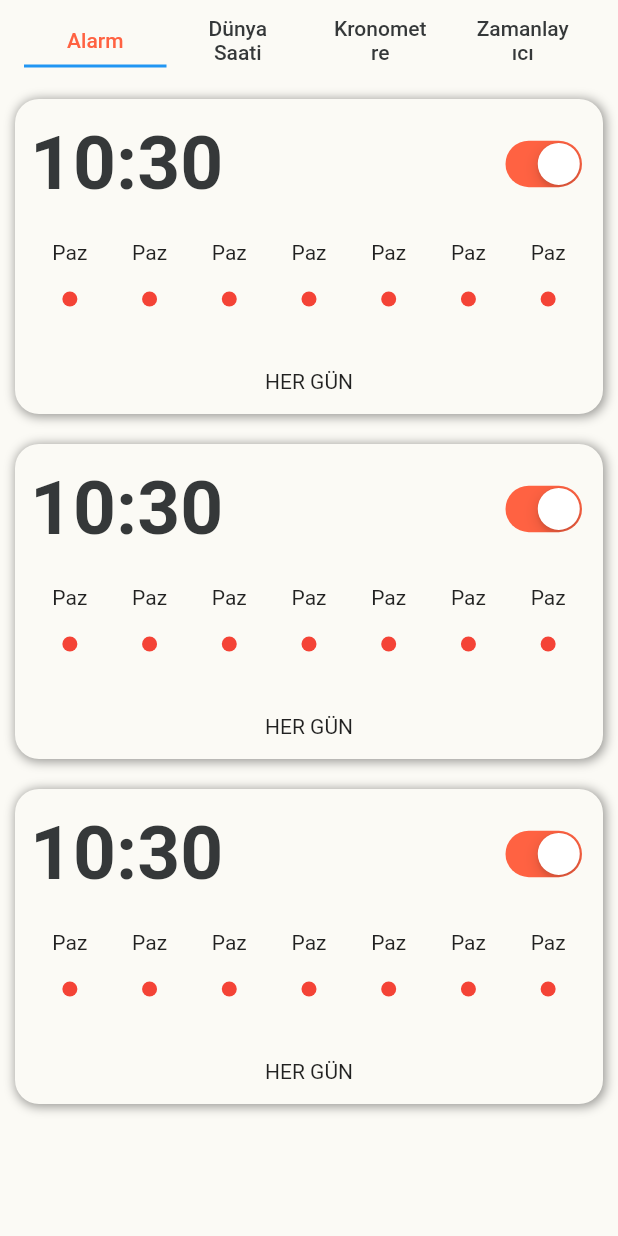
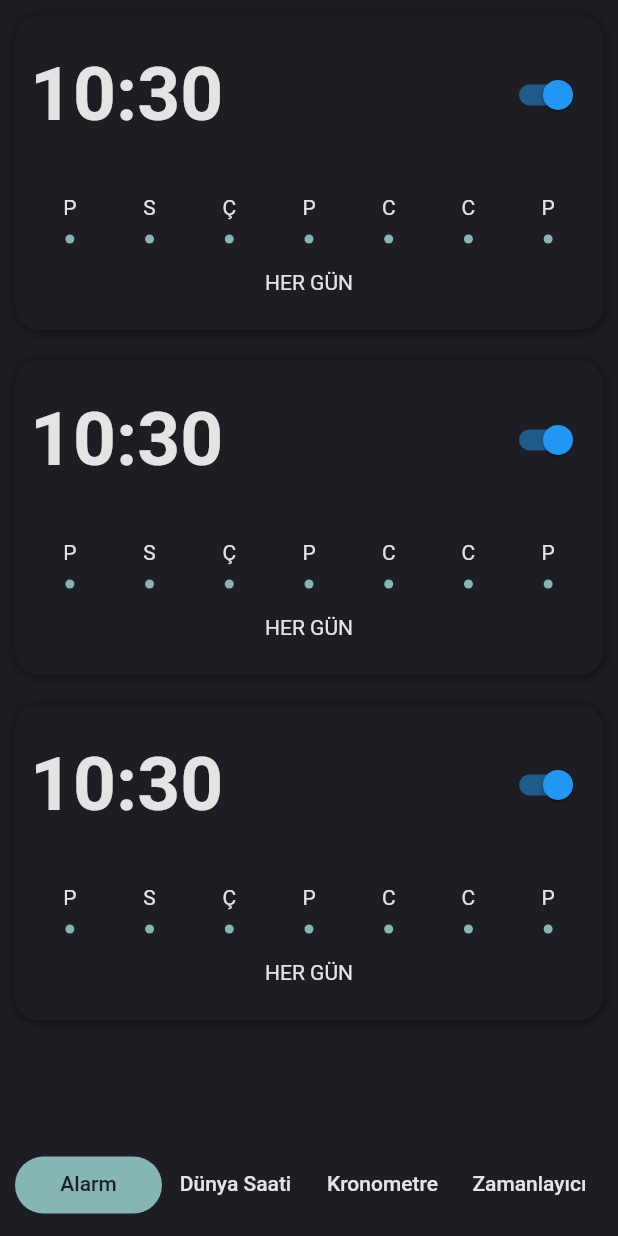
Before and after one commit to AkinBozburun/Clock-App-Flutter, a Flutter app: the screen it shows after launch, on a phone screen of 412 x 824 dp. Run offline on Flutter 3.47's test engine with Material 2 defaults, Android fonts, the phone set to English and light mode, and no system bars.

Commit message:
UI improvements.

```diff
--- a/lib/main.dart
+++ b/lib/main.dart
@@ -7,6 +7,12 @@ import 'package:my_clock_app/pages/world_clock_page.dart';
 import 'package:my_clock_app/styles/app_style.dart';
 void main()
 {
+  SystemChrome.setSystemUIOverlayStyle(
+    SystemUiOverlayStyle(
+      statusBarIconBrightness: Brightness.light,
+      systemNavigationBarColor: AppStyles.darkBackGroundColor
+    ));
+
   runApp(const MyApp());
 }
 
@@ -23,8 +29,7 @@ class MyApp extends StatelessWidget
       debugShowCheckedModeBanner: false,
       theme: ThemeData
       (
-        primarySwatch: Colors.blue,
-        scaffoldBackgroundColor: AppStyles.lightBackGroundColor
+        scaffoldBackgroundColor: AppStyles.darkBackGroundColor
       ),
       home: const Tab(),
     );
@@ -50,65 +55,6 @@ class _TabState extends State<Tab>
       initialIndex: 0,
       child: Scaffold
       (
-        appBar: AppBar
-        (
-          systemOverlayStyle: const SystemUiOverlayStyle
-          (
-            statusBarIconBrightness: Brightness.dark,statusBarColor: Colors.transparent
-          ),
-          backgroundColor: Colors.transparent,
-          elevation: 0,
-          title: TabBar
-          (
-            labelColor: AppStyles().lightRedColor,
-            unselectedLabelColor: AppStyles.darkBackGroundColor,
-            tabs: const
-            [
-              Text('Alarm'),
-              Text('Dünya Saati',textAlign: TextAlign.center),
-              Text('Kronometre',textAlign: TextAlign.center),
-              Text('Zamanlayıcı',textAlign: TextAlign.center),
-            ],
-          ),
-          //title: PreferredSize
-          //(
-          //  preferredSize: Size.fromHeight(AppBar().preferredSize.height),
-          //  child: Container
-          //  (
-          //    height: 60,
-          //    padding: const EdgeInsets.symmetric
-          //    (
-          //      horizontal: 20,
-          //      vertical: 5,
-          //    ),
-          //    child: Container
-          //    (
-          //      decoration: BoxDecoration
-          //      (
-          //        borderRadius: BorderRadius.circular(20),
-          //        color: Colors.grey.shade300,
-          //      ),
-          //      child: TabBar
-          //      (
-          //        labelColor: AppStyles.lightBackGroundColor,
-          //        unselectedLabelColor: AppStyles.darkBackGroundColor,
-          //        indicator: BoxDecoration
-          //        (
-          //          borderRadius: BorderRadius.circular(20),
-          //          color: AppStyles().lightRedColor,
-          //        ),
-          //        tabs: const
-          //        [
-          //          Text('Alarm'),
-          //          Text('Dünya Saati'),
-          //          Text('Kronometre'),
-          //          Text('Zamanlayıcı'),
-          //        ],
-          //      ),
-          //    ),
-          //  ),
-          //),
-        ),
         body: const TabBarView
         (
           children:
@@ -119,6 +65,33 @@ class _TabState extends State<Tab>
             TimerPage(),
           ],
         ),
+        bottomNavigationBar: Container
+        (
+          padding: const EdgeInsets.symmetric(horizontal: 10),
+          margin: const EdgeInsets.only(bottom: 15),
+          decoration: BoxDecoration
+          (
+            borderRadius: BorderRadius.circular(20),
+          ),
+          child: TabBar
+          (
+            labelPadding: const EdgeInsets.all(10),
+            labelColor: AppStyles.darkBackGroundColor,
+            unselectedLabelColor: AppStyles.lightBackGroundColor,
+            indicator: BoxDecoration
+            (
+              borderRadius: BorderRadius.circular(20),
+              color: AppStyles().lightBlueColor,
+            ),
+            tabs:  const
+            [
+              Text('Alarm'),
+              Text('Dünya Saati'),
+              Text('Kronometre'),
+              Text('Zamanlayıcı'),
+            ],
+          ),
+        ),
       )
     );
   }
--- a/lib/pages/alarm_page.dart
+++ b/lib/pages/alarm_page.dart
@@ -22,7 +22,7 @@ class _AlarmPageState extends State<AlarmPage>
 
     return Scaffold
     (
-      backgroundColor: AppStyles.lightBackGroundColor,
+      backgroundColor: AppStyles.darkBackGroundColor,
 
       body: ListView.builder
       (
--- a/lib/pages/stopwatch_page.dart
+++ b/lib/pages/stopwatch_page.dart
@@ -11,8 +11,6 @@ class StopwatchPage extends StatefulWidget
 
 class _StopwatchPageState extends State<StopwatchPage>
 {
-  bool theme = true;
-
   TimeOfDay time = const TimeOfDay(hour: 10, minute: 30);
 
   @override
@@ -26,7 +24,7 @@ class _StopwatchPageState extends State<StopwatchPage>
       length: 2,
       child: Scaffold
       (
-        backgroundColor: theme ? AppStyles.lightBackGroundColor : AppStyles.darkBackGroundColor,
+        backgroundColor:  AppStyles.darkBackGroundColor,
         body: Center
         (
           child: Column
@@ -36,7 +34,7 @@ class _StopwatchPageState extends State<StopwatchPage>
             [
               Text("$hours:$minutes",style: TextStyle
               (
-                color: theme ? AppStyles.darkBackGroundColor : AppStyles.lightBackGroundColor,
+                color: AppStyles.lightBackGroundColor,
                 fontSize: 24, fontWeight: FontWeight.bold
               )),
               const SizedBox(height: 50),
@@ -56,13 +54,13 @@ class _StopwatchPageState extends State<StopwatchPage>
                   width: 150,
                   decoration: BoxDecoration
                   (
-                    color: theme ? AppStyles().lightRedColor : AppStyles().darkBlueColor,
+                    color: AppStyles().lightBlueColor,
                     borderRadius: BorderRadius.circular(20),
                     boxShadow:
                     [
                       BoxShadow
                       (
-                        color: theme ? AppStyles().lightShadowColor : AppStyles().darkShadowColor,
+                        color:AppStyles().darkShadowColor,
                         spreadRadius: 1,
                         blurRadius: 3,
                         offset: const Offset(2, 4), // changes position of shadow
@@ -71,7 +69,7 @@ class _StopwatchPageState extends State<StopwatchPage>
                   ),
                   child: Center(child: Text("Yeni Ekle",style: TextStyle
                   (
-                    color: theme ? AppStyles.lightBackGroundColor : AppStyles.darkBackGroundColor,
+                    color: AppStyles.darkBackGroundColor,
                     fontSize: 20,fontWeight: FontWeight.bold
                   ))),
                 ),
--- a/lib/styles/app_style.dart
+++ b/lib/styles/app_style.dart
@@ -2,12 +2,11 @@ import 'package:flutter/material.dart';
 
 class AppStyles
 {
-  static Color lightBackGroundColor = const  Color(0xffFBFAF5);
-  Color lightRedColor = const Color(0xffFF6242);
+  static Color lightBackGroundColor = const  Color(0xffE4E4E4);
+  Color lightBlueColor = const Color(0xff85B6B1);
   Color lightShadowColor = Colors.black26;
 
-  static Color darkBackGroundColor = const  Color(0xff353839);
-  Color darkBlueColor = const Color(0xff4BF0FC);
+  static Color darkBackGroundColor = const  Color(0xff1D1D23);
   Color darkShadowColor = Colors.black38;
 
 }
--- a/lib/widgets/alarm_card.dart
+++ b/lib/widgets/alarm_card.dart
@@ -4,6 +4,7 @@ import 'package:my_clock_app/styles/app_style.dart';
 
 Widget alarmCard(hours,minutes,context)
 {
+  List days = ["P","S","Ç","P","C","C","P"];
   bool switchValue = true;
   return Container
   (
@@ -12,7 +13,7 @@ Widget alarmCard(hours,minutes,context)
     margin: const EdgeInsets.all(10),
     decoration: BoxDecoration
     (
-      color: AppStyles.lightBackGroundColor,
+      color: AppStyles.darkBackGroundColor,
       borderRadius: BorderRadius.circular(16),
       boxShadow:
       [
@@ -37,15 +38,16 @@ Widget alarmCard(hours,minutes,context)
           [
             Text("$hours:$minutes",style: TextStyle
             (
-              color: AppStyles.darkBackGroundColor,
-              fontSize: 50, fontWeight: FontWeight.bold
+              color: AppStyles.lightBackGroundColor,
+              fontSize: 50, fontWeight: FontWeight.bold,
             )),
-            CupertinoSwitch(activeColor: AppStyles().lightRedColor,value: switchValue, onChanged: (value) {}),
+            Switch(value: switchValue, onChanged: (value) {},)
+            //CupertinoSwitch(activeColor: AppStyles().lightBlueColor,value: switchValue, onChanged: (value) {}),
           ],
         ),
         SizedBox
         (
-          height: 100,
+          height: 60,
           width: MediaQuery.of(context).size.width*0.95,
           child: GridView.builder
           (
@@ -55,22 +57,22 @@ Widget alarmCard(hours,minutes,context)
             itemCount: 7,
             itemBuilder: (context, index) => Column
             (
-              mainAxisAlignment: MainAxisAlignment.spaceEvenly,
+              mainAxisAlignment: MainAxisAlignment.center,
               children:
               [
-                const Text("Paz"),
+                Text(days[index],style: TextStyle(color: AppStyles.lightBackGroundColor)),
+                const SizedBox(height: 10),
                 Container
                 (
-                  height: 10,
-                  width: 10,
-                  decoration: const BoxDecoration(shape: BoxShape.circle,
-                  color: Colors.red)
+                  height: 6,
+                  decoration: BoxDecoration(shape: BoxShape.circle,
+                  color: AppStyles().lightBlueColor)
                 ),
               ],
             ),
           ),
         ),
-        const Text("HER GÜN"),
+        Text("HER GÜN",style: TextStyle(color: AppStyles.lightBackGroundColor)),
       ],
     ),
   );
```
